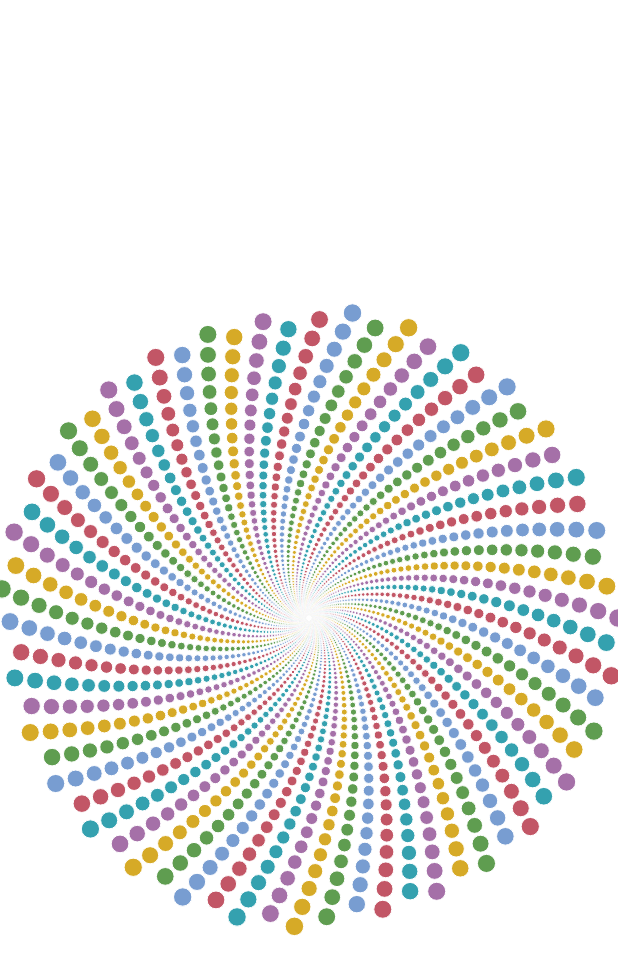
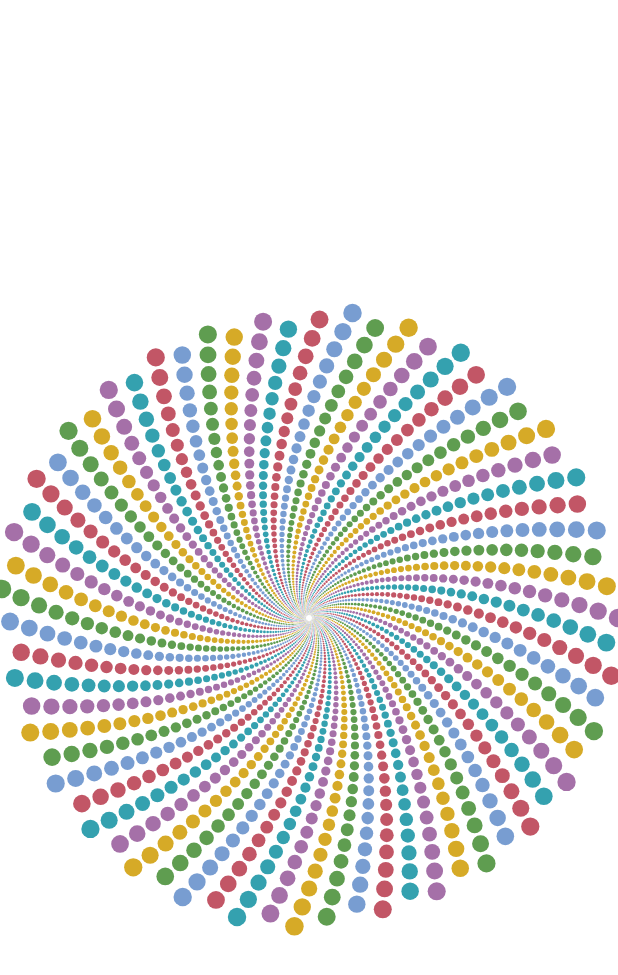
Before and after one commit to baldfatchris/opart_v2, a Flutter app: the OpArtFibonacciStudio screen opened by its route, on a phone screen of 412 x 824 dp. Shown: the top 975 px of the screen. Run offline on Flutter 3.47's test engine with Material 2 defaults, Android fonts, the phone set to English and light mode, and no system bars; drawn by our look-alikes of screenshot; our stand-ins replace bloc, flutter_bloc, flutter_colorpicker, flutter_spinkit, share; missing offline and left inert: shake.

Commit message:
Update Fibonacci

```diff
--- a/lib/model.dart
+++ b/lib/model.dart
@@ -5,7 +5,7 @@ import 'package:flutter/material.dart';
 
 class SettingsModelDouble {
   double value;
-  bool locked;
+  bool locked = false;
   final String label;
   final String tooltip;
   final Icon icon;
@@ -13,7 +13,7 @@ class SettingsModelDouble {
   final double max;
   final double defaultValue;
 
-  SettingsModelDouble({this.label, this.tooltip, this.icon, this.min, this.max, this.defaultValue, this.value, this.locked = false});
+  SettingsModelDouble({this.label, this.tooltip, this.icon, this.min, this.max, this.defaultValue, this.value});
 
 
 
--- a/lib/opart_fibonacci.dart
+++ b/lib/opart_fibonacci.dart
@@ -20,28 +20,36 @@ List Palettes = [
 class Fibonacci {
 
   // image settings
-  SettingsModelDouble angleIncrement;
-  SettingsModelDouble flowerFill;
-  SettingsModelDouble petalToRadius;
-  SettingsModelDouble ratio;
-  SettingsModelDouble randomiseAngle;
-  SettingsModelDouble petalPointiness;
-  SettingsModelDouble petalRotation;
-  SettingsModelDouble petalRotationRatio;
+  SettingsModelDouble angleIncrement = SettingsModelDouble(label: 'Angle Increment', tooltip: 'The angle in radians between successive petals of the flower', min: 0, max: 2*pi, defaultValue: (sqrt(5)+1)/2, icon: Icon(Icons.ac_unit));
+  SettingsModelDouble flowerFill = SettingsModelDouble(label: 'Zoom', tooltip: 'Zoom in and out', min: 0.3, max: 2, defaultValue: 1, icon: Icon(Icons.access_alarm));
+  SettingsModelDouble petalToRadius = SettingsModelDouble(label: 'Petal to Radius', tooltip: 'The size of the petal as a multiple of its distance from the centre', min: 0.01, max: 0.1, defaultValue: 0.03, icon: Icon(Icons.backup));
+  SettingsModelDouble ratio = SettingsModelDouble(label: 'Ratio', tooltip: 'The fill ratio of the flower', min: 0.995, max: 0.9999, defaultValue: 0.999, icon: Icon(Icons.adjust));
+  SettingsModelDouble randomiseAngle = SettingsModelDouble(label: 'Randomise Angle', tooltip: 'Randomise the petal position by moving it around the centre by a random angle up to this maximum', min: 0, max: 0.2, defaultValue: 0, icon: Icon(Icons.all_inclusive));
+  SettingsModelDouble petalPointiness = SettingsModelDouble(label: 'Petal Pointiness', tooltip: 'the pointiness of the petal', min: 0, max: pi, defaultValue: 0.8, icon: Icon(Icons.account_circle));
+  SettingsModelDouble petalRotation = SettingsModelDouble(label: 'Petal Rotation', tooltip: 'the rotation of the petal', min: 0, max: pi, defaultValue: 0, icon: Icon(Icons.all_out));
+  SettingsModelDouble petalRotationRatio = SettingsModelDouble(label: 'Rotation Ratio', tooltip: 'the rotation of the petal as multiple of the petal angle', min: 0, max: 4, defaultValue: 0, icon: Icon(Icons.autorenew));
+
   String petalType;
   int maxPetals;
-  SettingsModelDouble radialOscAmplitude;
-  SettingsModelDouble radialOscPeriod;
+
+  SettingsModelDouble radialOscAmplitude = SettingsModelDouble(label: 'Radial Oscillation', tooltip: 'The amplitude of the radial oscillation', min: 0, max: 5, defaultValue: 0, icon: Icon(Icons.bluetooth_audio));
+  SettingsModelDouble radialOscPeriod = SettingsModelDouble(label: 'Oscillation Period', tooltip: 'The period of the radial oscillation', min: 0, max: 2, defaultValue: 0, icon: Icon(Icons.bubble_chart));
+
   String direction;
 
 // palette settings
   Color backgroundColour;
   Color lineColour;
-  SettingsModelDouble lineWidth;
+
+  SettingsModelDouble lineWidth = SettingsModelDouble(label: 'Outline Width', tooltip: 'The width of the petal outline', min: 0, max: 3, defaultValue: 0, icon: Icon(Icons.line_weight));
+
   bool randomColours;
   int numberOfColours;
   String paletteType;
-  SettingsModelDouble opacity;
+
+  SettingsModelDouble opacity = SettingsModelDouble(label: 'Opactity', tooltip: 'The opactity of the petal', min: 0, max: 1, defaultValue: 1, icon: Icon(Icons.opacity));
+
+
   List palette;
   double aspectRatio;
   File image;
@@ -63,28 +71,16 @@ class Fibonacci {
   Fibonacci({
 
     // image settings
-    this.angleIncrement  ,
-    this.flowerFill,
-    this.petalToRadius,
-    this.ratio,
-    this.randomiseAngle,
-    this.petalPointiness,
-    this.petalRotation,
-    this.petalRotationRatio,
     this.petalType,
     this.maxPetals,
-    this.radialOscAmplitude,
-    this.radialOscPeriod,
     this.direction,
 
     // palette settings
     this.backgroundColour,
     this.lineColour,
-    this.lineWidth,
     this.randomColours,
     this.numberOfColours,
     this.paletteType,
-    this.opacity,
     this.palette,
     this.aspectRatio = pi/2,
     this.image,
@@ -119,7 +115,7 @@ class Fibonacci {
     // flowerFill 0.7 - 1.3
     this.flowerFill.randomise(random);
 
-    // petalToRadius - 0 01 to 0.1
+    // petalToRadius - 0 01 to 0.5
     this.petalToRadius.randomise(random);
 
     // ratio 0.995 - 0.99999
@@ -211,11 +207,10 @@ class Fibonacci {
     print('-----------------------------------------------------');
 
     rnd = Random(DateTime.now().millisecond);
-    double opacity = currentFibonacci.opacity.value;
 
     // lineColour
     if (this.lineColourLOCK == false) {
-      this.lineColour = Color((rnd.nextDouble() * 0xFFFFFF).toInt()).withOpacity(opacity);
+      this.lineColour = Color((rnd.nextDouble() * 0xFFFFFF).toInt()).withOpacity(1);
     }
 
     List palette = [];
@@ -225,7 +220,7 @@ class Fibonacci {
       case 'blended random':{
         double blendColour = rnd.nextDouble() * 0xFFFFFF;
         for (int colourIndex = 0; colourIndex < this.numberOfColours; colourIndex++){
-          palette.add(Color(((blendColour + rnd.nextDouble() * 0xFFFFFF)/2).toInt()).withOpacity(opacity));
+          palette.add(Color(((blendColour + rnd.nextDouble() * 0xFFFFFF)/2).toInt()).withOpacity(1));
         }
       }
       break;
@@ -239,7 +234,7 @@ class Fibonacci {
               ((startColour[0]*colourIndex + endColour[0]*(this.numberOfColours-colourIndex))/this.numberOfColours).round(),
               ((startColour[1]*colourIndex + endColour[1]*(this.numberOfColours-colourIndex))/this.numberOfColours).round(),
               ((startColour[2]*colourIndex + endColour[2]*(this.numberOfColours-colourIndex))/this.numberOfColours).round(),
-              opacity));
+              1));
         }
       }
       break;
@@ -253,7 +248,7 @@ class Fibonacci {
               ((startColour[0]*colourIndex + endColour[0]*(this.numberOfColours-colourIndex))/this.numberOfColours).round(),
               ((startColour[1]*colourIndex + endColour[1]*(this.numberOfColours-colourIndex))/this.numberOfColours).round(),
               ((startColour[2]*colourIndex + endColour[2]*(this.numberOfColours-colourIndex))/this.numberOfColours).round(),
-              opacity));
+              1));
         }
       }
       break;
@@ -261,7 +256,7 @@ class Fibonacci {
     // random
       default: {
         for (int colorIndex = 0; colorIndex < this.numberOfColours; colorIndex++){
-          palette.add(Color((rnd.nextDouble() * 0xFFFFFF).toInt()).withOpacity(opacity));
+          palette.add(Color((rnd.nextDouble() * 0xFFFFFF).toInt()).withOpacity(1));
         }
       }
       break;
@@ -274,43 +269,19 @@ class Fibonacci {
   void defaultSettings() {
     // resets to default settings
 
-    this.angleIncrement = SettingsModelDouble(label: 'Angle Increment', tooltip: 'The angle in radians between successive petals of the flower', min: 0, max: 2*pi, defaultValue: (sqrt(5)+1)/2, icon: Icon(Icons.ac_unit));
     this.angleIncrement.value = this.angleIncrement.defaultValue;
-
-    this.flowerFill = SettingsModelDouble(label: 'Zoom', tooltip: 'Zoom in and out', min: 0.3, max: 2, defaultValue: 1, icon: Icon(Icons.access_alarm));
     this.flowerFill.value = this.flowerFill.defaultValue;
-
-    this.petalToRadius = SettingsModelDouble(label: 'Petal to Radius', tooltip: 'The size of the petal as a multiple of its distance from the centre', min: 0.01, max: 0.1, defaultValue: 0.03, icon: Icon(Icons.backup));
     this.petalToRadius.value = this.petalToRadius.defaultValue;
-
-    this.ratio = SettingsModelDouble(label: 'Ratio', tooltip: 'The fill ratio of the flower', min: 0.995, max: 0.9999, defaultValue: 0.999, icon: Icon(Icons.adjust));
     this.ratio.value = this.ratio.defaultValue;
-
-    // randomiseAngle 0 to 0.2
-    this.randomiseAngle = SettingsModelDouble(label: 'Randomise Angle', tooltip: 'Randomise the petal position by moving it around the centre by a random angle up to this maximum', min: 0, max: 0.2, defaultValue: 0, icon: Icon(Icons.all_inclusive));
     this.randomiseAngle.value = this.randomiseAngle.defaultValue;
-
-    // petalPointiness: 0 to pi
-    this.petalPointiness = SettingsModelDouble(label: 'Petal Pointiness', tooltip: 'the pointiness of the petal', min: 0, max: pi, defaultValue: 0.8, icon: Icon(Icons.account_circle));
     this.petalPointiness.value = this.petalPointiness.defaultValue;
-
-    // petalRotation: 0 to pi
-    this.petalRotation = SettingsModelDouble(label: 'Petal Rotation', tooltip: 'the rotation of the petal', min: 0, max: pi, defaultValue: 0, icon: Icon(Icons.all_out));
     this.petalRotation.value = this.petalRotation.defaultValue;
-
-    // petalRotationRatio 0 to 4
-    this.petalRotationRatio = SettingsModelDouble(label: 'Rotation Ratio', tooltip: 'the rotation of the petal as multiple of the petal angle', min: 0, max: 4, defaultValue: 0, icon: Icon(Icons.autorenew));
     this.petalRotationRatio.value = this.petalRotationRatio.defaultValue;
 
     this.petalType = 'circle';
     this.maxPetals = 10000;
 
-    // radialOscAmplitude 0 to 5
-    this.radialOscAmplitude = SettingsModelDouble(label: 'Radial Oscillation', tooltip: 'The amplitude of the radial oscillation', min: 0, max: 5, defaultValue: 0, icon: Icon(Icons.bluetooth_audio));
     this.radialOscAmplitude.value = this.radialOscAmplitude.defaultValue;
-
-    // radialOscPeriod 0 to 2
-    this.radialOscPeriod = SettingsModelDouble(label: 'Oscillation Period', tooltip: 'The period of the radial oscillation', min: 0, max: 2, defaultValue: 0, icon: Icon(Icons.bubble_chart));
     this.radialOscPeriod.value = this.radialOscPeriod.defaultValue;
 
     this.direction = 'inward';
@@ -319,16 +290,12 @@ class Fibonacci {
     this.backgroundColour = Colors.white;
     this.lineColour = Colors.white;
 
-    // lineWidth 0 to 3
-    this.lineWidth = SettingsModelDouble(label: 'Outline Width', tooltip: 'The width of the petal outline', min: 0, max: 3, defaultValue: 0, icon: Icon(Icons.line_weight));
     this.lineWidth.value = this.lineWidth.defaultValue;
 
     this.randomColours = false;
     this.numberOfColours = 6;
     this.paletteType = 'random';
 
-    // opacity 0.6 to 1
-    this.opacity = SettingsModelDouble(label: 'Opactity', tooltip: 'The opactity of the petal', min: 0.6, max: 1, defaultValue: 1, icon: Icon(Icons.opacity));
     this.opacity.value = this.opacity.defaultValue;
 
     this.palette = [Color(0xFF34a1af), Color(0xFFa570a8), Color(0xFFd6aa27), Color(0xFF5f9d50), Color(0xFF789dd1), Color(0xFFc25666), Color(0xFF2b7b1), Color(0xFFd63aa), Color(0xFF1f4ed), Color(0xFF383c47)];
@@ -343,11 +310,6 @@ class Fibonacci {
     this.randomColoursLOCK = false;
     this.numberOfColoursLOCK = false;
     this.paletteTypeLOCK = false;
-
-    // opacity 0.6 to 1
-    this.opacity = SettingsModelDouble(label: 'Opactity', tooltip: 'The opactity of the petal', min: 0.6, max: 1, defaultValue: 1, icon: Icon(Icons.opacity));
-    this.opacity.value = this.opacity.defaultValue;
-
     this.paletteLOCK = false;
     this.aspectRatioLOCK = false;
 
@@ -1000,9 +962,11 @@ class OpArtFibonacciPainter extends CustomPainter {
         if (currentRandomColours) {
           nextColour = currentPalette[rnd.nextInt(currentNumberOfColours)];
         }
+        Color petalColor = nextColour.withOpacity(currentOpacity);
+
 
         print('P0: $P0');
-        drawPetal(canvas, P0, angle, radius, nextColour,
+        drawPetal(canvas, P0, angle, radius, petalColor,
           currentAngleIncrement,
           currentFlowerFill,
           currentPetalToRadius,
@@ -1048,8 +1012,10 @@ class OpArtFibonacciPainter extends CustomPainter {
         if (currentRandomColours) {
           nextColour = currentPalette[rnd.nextInt(currentNumberOfColours)];
         }
+        Color petalColor = nextColour.withOpacity(currentOpacity);
 
-        drawPetal(canvas, P0, angle, radius, nextColour,
+
+        drawPetal(canvas, P0, angle, radius, petalColor,
           currentAngleIncrement,
           currentFlowerFill,
           currentPetalToRadius,
@@ -1135,8 +1101,12 @@ class OpArtFibonacciPainter extends CustomPainter {
         var petalRadius = radius * currentPetalToRadius;
 
         canvas.drawCircle(Offset(P1[0], P1[1]), petalRadius, Paint() ..style = PaintingStyle.fill ..color = colour);
-        canvas.drawCircle(Offset(P1[0], P1[1]), petalRadius, Paint() ..style = PaintingStyle.stroke ..strokeWidth = currentLineWidth ..color = currentLineColour);
-
+        if (currentLineWidth>0) {
+          canvas.drawCircle(Offset(P1[0], P1[1]), petalRadius, Paint()
+            ..style = PaintingStyle.stroke
+            ..strokeWidth = currentLineWidth
+            ..color = currentLineColour);
+        }
         break;
 
 
@@ -1158,15 +1128,16 @@ class OpArtFibonacciPainter extends CustomPainter {
         canvas.drawPath(
             triangle,
             Paint()
+              ..style = PaintingStyle.fill
+              ..color = colour);
+        if (currentLineWidth>0) {
+          canvas.drawPath(
+              triangle,
+              Paint()
                 ..style = PaintingStyle.stroke
                 ..strokeWidth = currentLineWidth
                 ..color = currentLineColour);
-        canvas.drawPath(
-            triangle,
-            Paint()
-              ..style = PaintingStyle.fill
-              ..color = colour);
-
+        }
         break;
 
       case 'square': // "square":
@@ -1189,15 +1160,16 @@ class OpArtFibonacciPainter extends CustomPainter {
         canvas.drawPath(
             square,
             Paint()
+              ..style = PaintingStyle.fill
+              ..color = colour);
+        if (currentLineWidth>0) {
+          canvas.drawPath(
+              square,
+              Paint()
                 ..style = PaintingStyle.stroke
                 ..strokeWidth = currentLineWidth
                 ..color = currentLineColour);
-        canvas.drawPath(
-            square,
-            Paint()
-              ..style = PaintingStyle.fill
-              ..color = colour);
-
+        }
         break;
 
       case 'petal': //"petal":
@@ -1210,16 +1182,19 @@ class OpArtFibonacciPainter extends CustomPainter {
       List PC = [P1[0] + petalRadius * cos(angle + currentPetalRotation + angle*currentPetalRotationRatio + pi * 1.0), P1[1] + petalRadius * sin(angle + currentPetalRotation + angle*currentPetalRotationRatio + pi * 1.0)];
       List PD = [P1[0] + petalRadius * cos(angle + currentPetalRotation + angle*currentPetalRotationRatio + pi * 1.5), P1[1] + petalRadius * sin(angle + currentPetalRotation + angle*currentPetalRotationRatio + pi * 1.5)];
 
+      if (currentLineWidth>0) {
         canvas.drawArc(
-          Offset(PB[0]-petalRadius*2, PB[1]-petalRadius*2) & Size(petalRadius*4, petalRadius*4),
-          angle + currentPetalRotation + angle*currentPetalRotationRatio + pi * (0.5 + 2/3),
-          pi * 2/3,
+            Offset(PB[0] - petalRadius * 2, PB[1] - petalRadius * 2) & Size(
+                petalRadius * 4, petalRadius * 4),
+            angle + currentPetalRotation + angle * currentPetalRotationRatio +
+                pi * (0.5 + 2 / 3),
+            pi * 2 / 3,
             false,
             Paint()
               ..style = PaintingStyle.stroke
               ..strokeWidth = currentLineWidth
               ..color = currentLineColour);
-
+      }
       canvas.drawArc(
           Offset(PB[0]-petalRadius*2, PB[1]-petalRadius*2) & Size(petalRadius*4, petalRadius*4),
           angle + currentPetalRotation + angle*currentPetalRotationRatio + pi * (0.5 + 2/3),
@@ -1229,16 +1204,19 @@ class OpArtFibonacciPainter extends CustomPainter {
             ..style = PaintingStyle.fill
             ..color = colour);
 
+      if (currentLineWidth>0) {
         canvas.drawArc(
-          Offset(PD[0]-petalRadius*2, PD[1]-petalRadius*2) & Size(petalRadius*4, petalRadius*4),
-          angle + currentPetalRotation + angle*currentPetalRotationRatio + pi * (1.5 + 2/3),
-          pi * 2/3,
+            Offset(PD[0] - petalRadius * 2, PD[1] - petalRadius * 2) & Size(
+                petalRadius * 4, petalRadius * 4),
+            angle + currentPetalRotation + angle * currentPetalRotationRatio +
+                pi * (1.5 + 2 / 3),
+            pi * 2 / 3,
             false,
             Paint()
               ..style = PaintingStyle.stroke
               ..strokeWidth = currentLineWidth
               ..color = currentLineColour);
-
+      }
       canvas.drawArc(
           Offset(PD[0]-petalRadius*2, PD[1]-petalRadius*2) & Size(petalRadius*4, petalRadius*4),
           angle + currentPetalRotation + angle*currentPetalRotationRatio + pi * (1.5 + 2/3),
```
Lines whose indentation alone changed are shown as unchanged.
